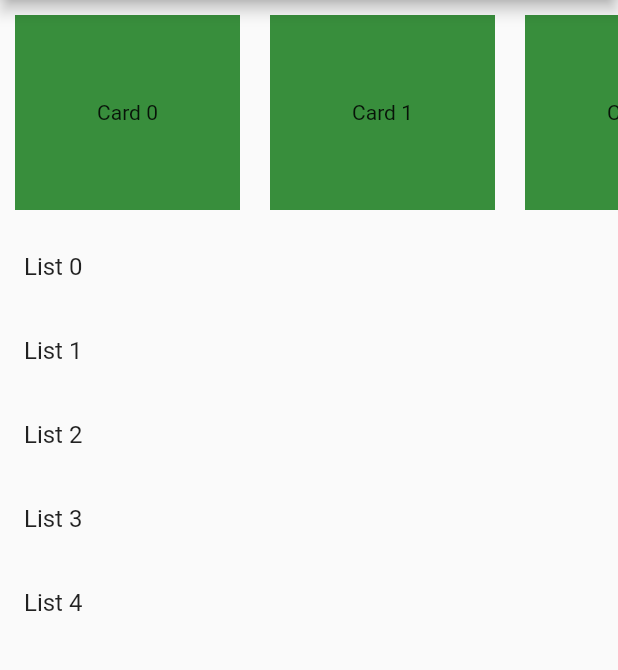
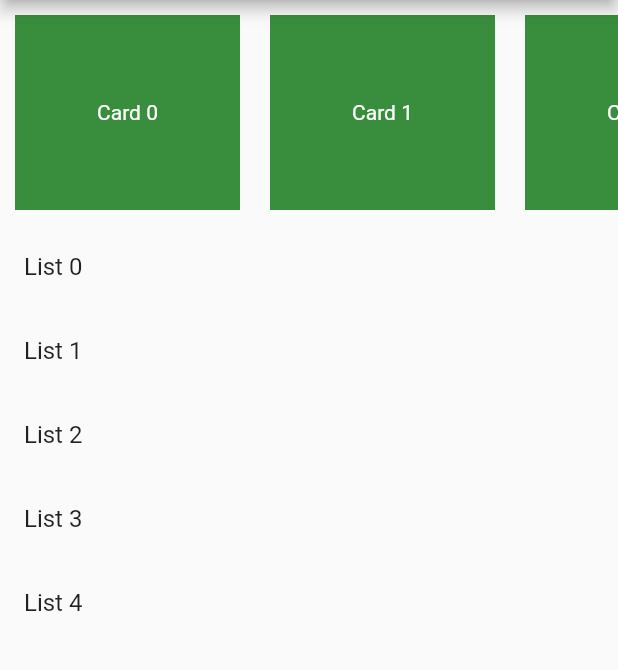
Before and after one commit to Rapid-Technology/flutter_horizontal_vertical_listview, a Flutter app: the screen it shows after launch, on a phone screen of 412 x 824 dp, the part 84-754 px from its top. Run offline on Flutter 3.47's test engine with Material 2 defaults, Android fonts, the phone set to English and light mode, and no system bars.

Commit message:
text color to white

```diff
--- a/lib/HomePage.dart
+++ b/lib/HomePage.dart
@@ -24,7 +24,10 @@ class HomePage extends StatelessWidget {
                     width: 150,
                     margin: EdgeInsets.all(10),
                     child: Center(
-                      child: Text("Card $index"),
+                      child: Text(
+                        "Card $index",
+                        style: TextStyle(color: Colors.white),
+                      ),
                     ),
                     color: Colors.green[700],
                   ),
```
